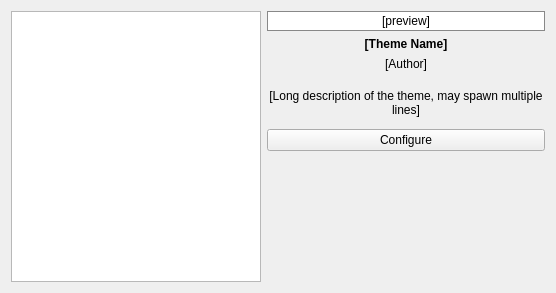
Qt form kcm/themeconfig.ui (KDE/lightdm) before a commit.
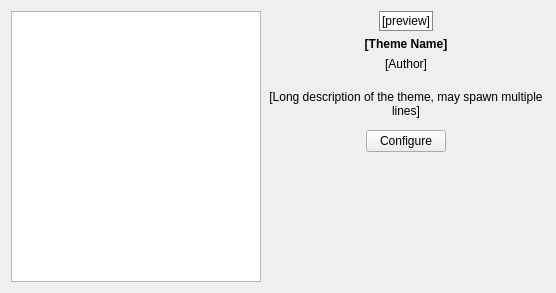
The same form after that commit.

Commit message:
Center-align preview label and configure button
Move the widgets into horizontal layouts with spacers around them for now.
Seems safer to do so with older versions of Designer.

Diff of the .ui file:
```diff
--- a/kcm/themeconfig.ui
+++ b/kcm/themeconfig.ui
@@ -13,7 +13,7 @@
   <property name="windowTitle">
    <string>MainWindow</string>
   </property>
-  <layout class="QHBoxLayout" name="horizontalLayout">
+  <layout class="QHBoxLayout" name="horizontalLayout_3">
    <item>
     <widget class="QListView" name="themesList">
      <property name="sizePolicy">
@@ -39,7 +39,28 @@
    <item>
     <layout class="QVBoxLayout" name="verticalLayout">
      <item>
+      <layout class="QHBoxLayout" name="horizontalLayout">
+       <item>
+        <spacer name="horizontalSpacer_2">
+         <property name="orientation">
+          <enum>Qt::Horizontal</enum>
+         </property>
+         <property name="sizeHint" stdset="0">
+          <size>
+           <width>40</width>
+           <height>20</height>
+          </size>
+         </property>
+        </spacer>
+       </item>
+       <item>
       <widget class="QLabel" name="preview">
+         <property name="sizePolicy">
+          <sizepolicy hsizetype="Fixed" vsizetype="Fixed">
+           <horstretch>0</horstretch>
+           <verstretch>0</verstretch>
+          </sizepolicy>
+         </property>
        <property name="styleSheet">
         <string notr="true">background-color: white;
 padding: 2px;
@@ -54,6 +75,21 @@
       </widget>
      </item>
      <item>
+        <spacer name="horizontalSpacer">
+         <property name="orientation">
+          <enum>Qt::Horizontal</enum>
+         </property>
+         <property name="sizeHint" stdset="0">
+          <size>
+           <width>40</width>
+           <height>20</height>
+          </size>
+         </property>
+        </spacer>
+       </item>
+      </layout>
+     </item>
+     <item>
       <widget class="QLabel" name="nameLabel">
        <property name="font">
         <font>
@@ -90,7 +126,7 @@
        <property name="sizeHint" stdset="0">
         <size>
          <width>20</width>
-         <height>12</height>
+         <height>13</height>
         </size>
        </property>
       </spacer>
@@ -112,11 +148,41 @@
       <widget class="QWidget" name="optionsWidget" native="true"/>
      </item>
      <item>
+      <layout class="QHBoxLayout" name="horizontalLayout_2">
+       <item>
+        <spacer name="horizontalSpacer_4">
+         <property name="orientation">
+          <enum>Qt::Horizontal</enum>
+         </property>
+         <property name="sizeHint" stdset="0">
+          <size>
+           <width>40</width>
+           <height>20</height>
+          </size>
+         </property>
+        </spacer>
+       </item>
+       <item>
       <widget class="QPushButton" name="configureButton">
        <property name="text">
         <string>Configure</string>
        </property>
       </widget>
+       </item>
+       <item>
+        <spacer name="horizontalSpacer_3">
+         <property name="orientation">
+          <enum>Qt::Horizontal</enum>
+         </property>
+         <property name="sizeHint" stdset="0">
+          <size>
+           <width>40</width>
+           <height>20</height>
+          </size>
+         </property>
+        </spacer>
+       </item>
+      </layout>
      </item>
      <item>
       <spacer name="verticalSpacer">
```
Lines whose indentation alone changed are shown as unchanged.
